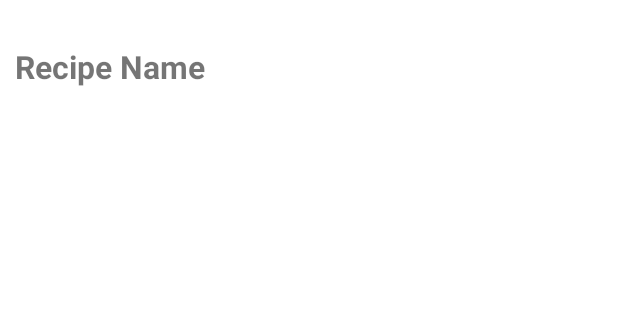
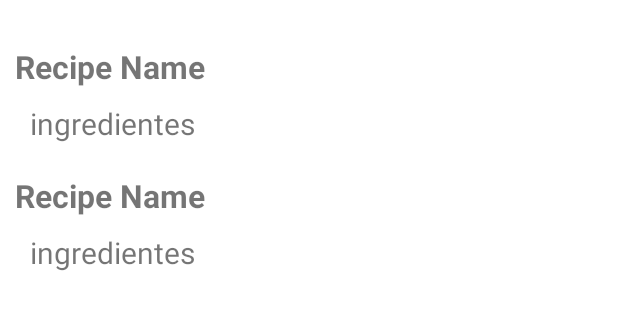
Before and after one commit to codestopa/amasApp, an Android app: the layout activity_receta.xml on its own in the app's theme, with its tools: preview values and no code run, on a phone screen of 412 x 824 dp. Shown: the top 310 px of the screen. Run offline under Robolectric (Android 15) with nearby library versions, the phone set to English and light mode, and no system bars.

Commit message:
Receta Activity

```diff
--- a/app/src/main/res/layout/activity_receta.xml
+++ b/app/src/main/res/layout/activity_receta.xml
@@ -26,7 +26,33 @@
                 android:text="@string/recipeName"
                 android:textSize="21dp"
                 android:textStyle="bold"/>
-            //aqui van a ir los ingredientes
+            <TextView
+                android:id="@+id/ingredientes"
+                android:layout_width="match_parent"
+                android:layout_height="match_parent"
+                android:layout_marginTop="20dp"
+                android:layout_margin="10dp"
+                android:textSize="20sp"
+                android:text="@string/ingredients"
+                />
+
+            <TextView
+                android:id="@+id/nombre"
+                android:layout_width="wrap_content"
+                android:layout_height="wrap_content"
+                android:layout_marginTop="10dp"
+                android:text="@string/recipeName"
+                android:textSize="21dp"
+                android:textStyle="bold"/>
+            <TextView
+                android:id="@+id/metodo"
+                android:layout_width="match_parent"
+                android:layout_height="match_parent"
+                android:layout_marginTop="20dp"
+                android:layout_margin="10dp"
+                android:textSize="20sp"
+                android:text="@string/ingredients"
+                />
         </LinearLayout>
 
     </androidx.core.widget.NestedScrollView>
--- a/app/src/main/res/values/strings.xml
+++ b/app/src/main/res/values/strings.xml
@@ -1,4 +1,5 @@
 <resources>
     <string name="app_name">AmasApp</string>
     <string name="recipeName">Recipe Name</string>
+    <string name="ingredients">ingredientes</string>
 </resources>
```
Also changed, not shown: app/src/main/java/com/example/amasapp/RecetaActivity.java (+26 -0 lines).
